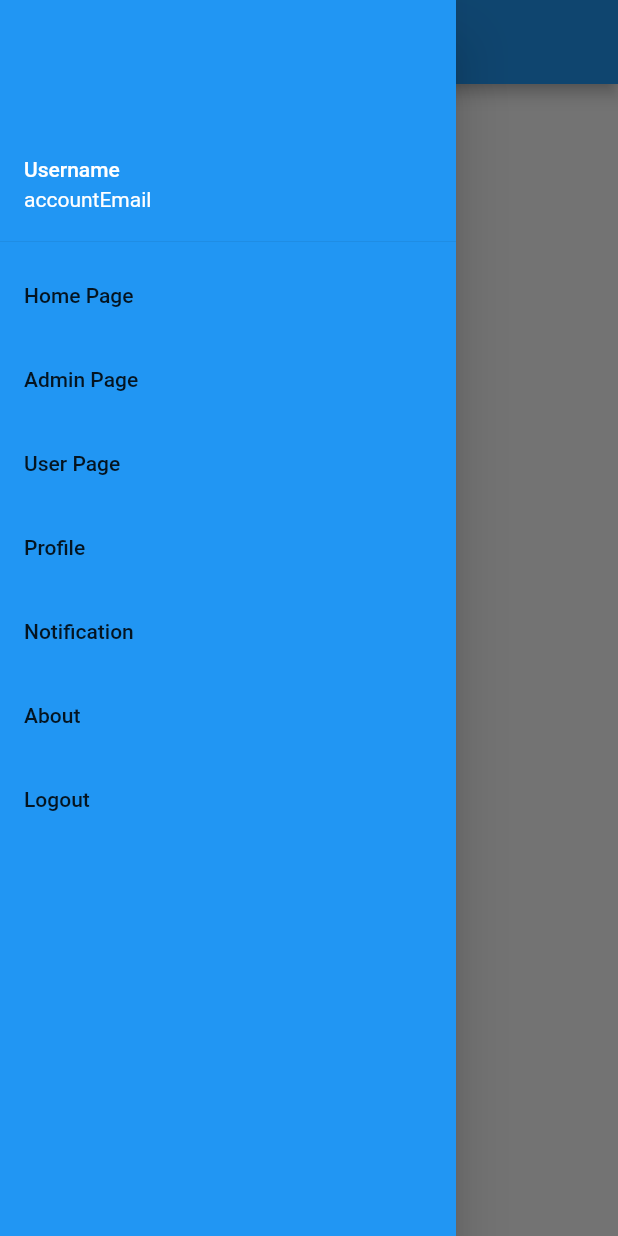
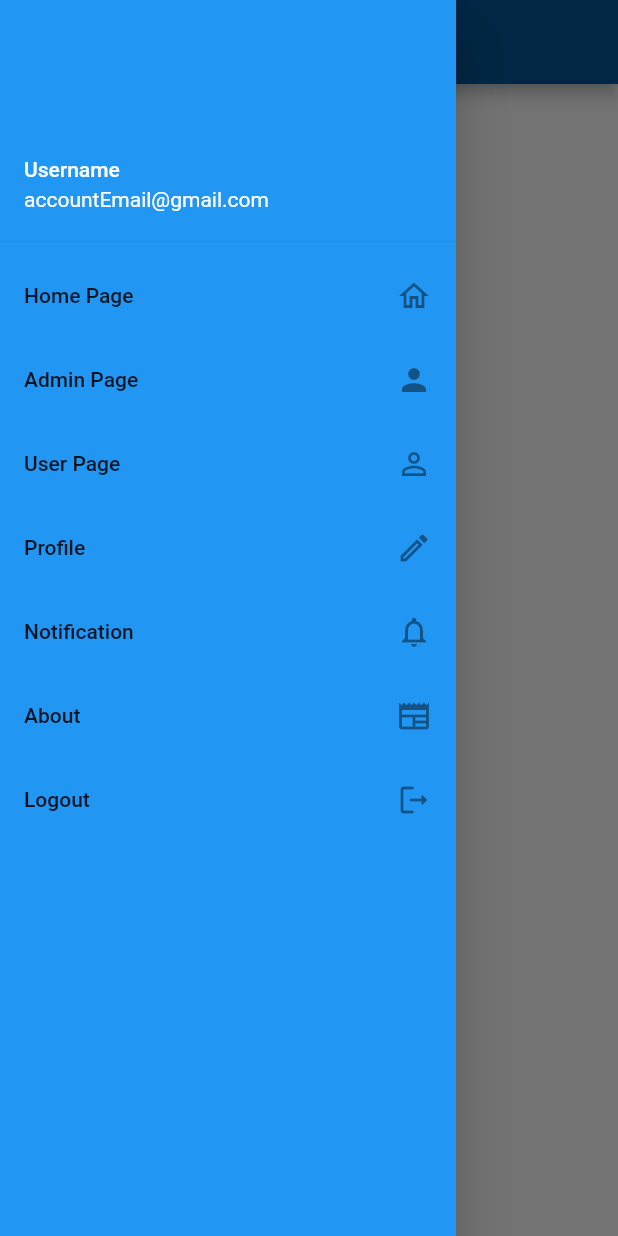
Before and after one commit to hycallf/casfet, a Flutter app: the Application screen opened directly, with the side drawer open, on a phone screen of 412 x 824 dp. Run offline on Flutter 3.47's test engine with Material 2 defaults, Android fonts, the phone set to English and light mode, and no system bars; missing offline and left inert: dart:html.

Commit message:
update sidebar
udah jadi sidebar admin dan user tinggal tapi belum bisa interaksi sama bagian profil masih error jadi di comment codenya

```diff
--- a/casfet/lib/admin/sidebar.dart
+++ b/casfet/lib/admin/sidebar.dart
@@ -1,5 +1,5 @@
+import 'dart:developer';
 import 'dart:html';
-
 import 'package:flutter/material.dart';
 
 void main() {
@@ -9,42 +9,67 @@ void main() {
 class Application extends StatefulWidget {
   @override
   _ApplicationState createState() => _ApplicationState();
-} //ini class buat apa jir
+}
 
 class _ApplicationState extends State<Application> {
   @override
   Widget build(BuildContext context) {
-    return Scaffold(
+    // ignore: unnecessary_new
+    return new Scaffold(
       appBar: AppBar(
         title: Text('CASFET'),
-        backgroundColor: Colors.blue,
+        backgroundColor: Color.fromARGB(255, 5, 82, 146),
       ),
       drawer: Drawer(
+        // ignore: sort_child_properties_last
         child: ListView(
           children: <Widget>[
             UserAccountsDrawerHeader(
                 accountName: Text('Username'),
-                accountEmail: Text('accountEmail')),
-            ListTile(
+                accountEmail: Text('accountEmail@gmail.com')
+                /*currentAccountPicture: new CircleAvatar(
+                  backgroundColor: Colors.black26,
+                  child: new Text('p'),
+                ),
+                decoration: new BoxDecoration(color: Colors.lightBlue),
+                otherAccountsPictures: <Widget>[
+                  new CircleAvatar(
+                    backgroundColor: Colors.black26,
+                    child: new Text('Y'),
+                  ),
+                  new CircleAvatar(
+                    backgroundColor: Colors.black26,
+                    child: new Text('W'),
+                  ),
+                ]*/
+                ),
+            new ListTile(
               title: Text('Home Page'),
+              trailing: new Icon(Icons.home_outlined),
             ),
-            ListTile(
+            new ListTile(
               title: Text('Admin Page'),
+              trailing: new Icon(Icons.person),
             ),
-            ListTile(
+            new ListTile(
               title: Text('User Page'),
+              trailing: new Icon(Icons.person_outline),
             ),
-            ListTile(
+            new ListTile(
               title: Text('Profile'),
+              trailing: new Icon(Icons.edit_outlined),
             ),
-            ListTile(
+            new ListTile(
               title: Text('Notification'),
+              trailing: new Icon(Icons.notifications_outlined),
             ),
-            ListTile(
+            new ListTile(
               title: Text('About'),
+              trailing: new Icon(Icons.newspaper_outlined),
             ),
-            ListTile(
+            new ListTile(
               title: Text('Logout'),
+              trailing: new Icon(Icons.logout_rounded),
             )
           ],
         ),
```
Also changed, not shown: casfet/lib/user/sidebar.dart (+67 -65 lines).
